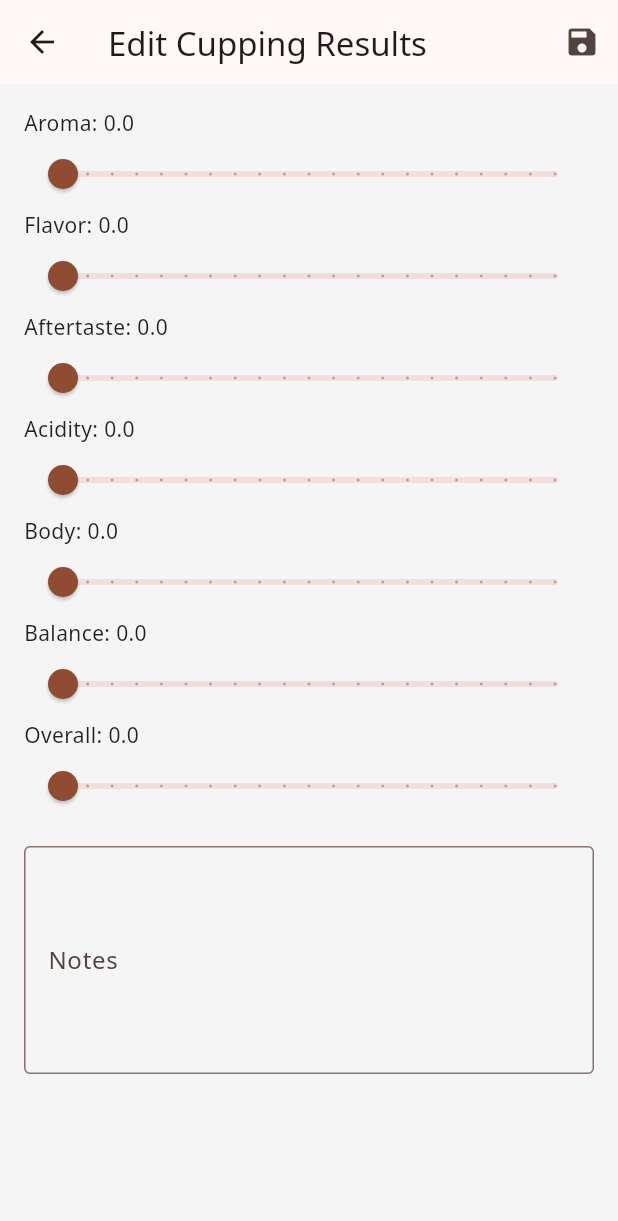
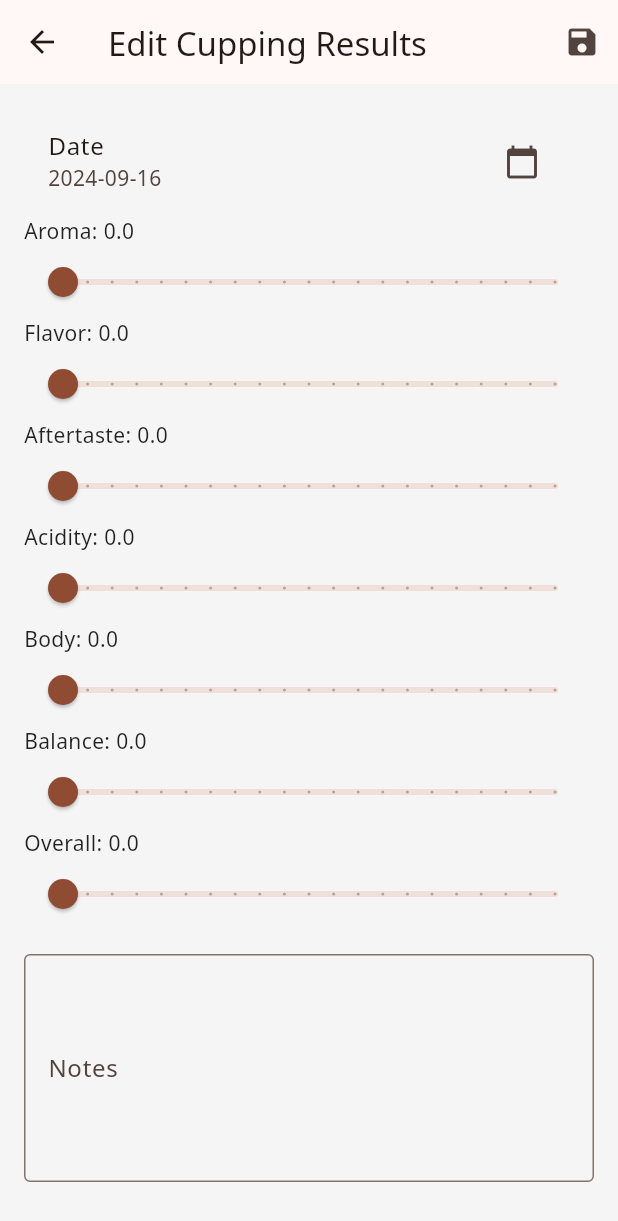
Before and after one commit to popcoondev/roast_logger, a Flutter app: the CuppingResultScreen screen opened directly, on a phone screen of 412 x 824 dp. Shown: the top 1221 px of the screen. Run offline on Flutter 3.47's test engine with Material 3 defaults, Android fonts, the light colour scheme and no system bars; our stand-ins replace fl_chart, google_fonts.

Commit message:
cupping result multiple

```diff
--- a/lib/models/cupping_result.dart
+++ b/lib/models/cupping_result.dart
@@ -1,6 +1,7 @@
 // models/cupping_result.dart
 
 class CuppingResult {
+  DateTime date; // 日付を追加
   double aroma;
   double flavor;
   double aftertaste;
@@ -11,6 +12,7 @@ class CuppingResult {
   String notes;
 
   CuppingResult({
+    required this.date,
     this.aroma = 0.0,
     this.flavor = 0.0,
     this.aftertaste = 0.0,
@@ -21,5 +23,5 @@ class CuppingResult {
     this.notes = '',
   });
 
-  // JSON への変換やデータの保存のために、toJson, fromJson メソッドを追加することができます
+  // データ保存のために toJson と fromJson を追加できます
 }
--- a/lib/models/roast_log.dart
+++ b/lib/models/roast_log.dart
@@ -10,13 +10,13 @@ class RoastLog {
   int currentTime;
   BeanInfo beanInfo;
   RoastInfo roastInfo;
-  CuppingResult? cuppingResult; // カッピング結果を追加
+  List<CuppingResult> cuppingResults;
 
   RoastLog({
     required this.logEntries,
     required this.currentTime,
     required this.beanInfo,
     required this.roastInfo,
-    this.cuppingResult, // 初期値は null
+    this.cuppingResults = const [], // 初期値は null
   });
 }
--- a/lib/screens/cupping_result_screen.dart
+++ b/lib/screens/cupping_result_screen.dart
@@ -6,7 +6,7 @@ import '../models/cupping_result.dart';
 class CuppingResultScreen extends StatefulWidget {
   final CuppingResult? cuppingResult;
 
-  const CuppingResultScreen({Key? key, this.cuppingResult}) : super(key: key);
+  const CuppingResultScreen({super.key, this.cuppingResult});
 
   @override
   _CuppingResultScreenState createState() => _CuppingResultScreenState();
@@ -22,25 +22,43 @@ class _CuppingResultScreenState extends State<CuppingResultScreen> {
   late double _body;
   late double _balance;
   late double _overall;
+  late DateTime _date;
   late TextEditingController _notesController;
 
   @override
   void initState() {
     super.initState();
-    final cuppingResult = widget.cuppingResult ?? CuppingResult();
-    _aroma = cuppingResult.aroma;
-    _flavor = cuppingResult.flavor;
-    _aftertaste = cuppingResult.aftertaste;
-    _acidity = cuppingResult.acidity;
-    _body = cuppingResult.body;
-    _balance = cuppingResult.balance;
-    _overall = cuppingResult.overall;
-    _notesController = TextEditingController(text: cuppingResult.notes);
+    final cuppingResult = widget.cuppingResult;
+    _date = cuppingResult?.date ?? DateTime.now();
+    _aroma = cuppingResult?.aroma ?? 0.0;
+    _flavor = cuppingResult?.flavor ?? 0.0;
+    _aftertaste = cuppingResult?.aftertaste ?? 0.0;
+    _acidity = cuppingResult?.acidity ?? 0.0;
+    _body = cuppingResult?.body ?? 0.0;
+    _balance = cuppingResult?.balance ?? 0.0;
+    _overall = cuppingResult?.overall ?? 0.0;
+    _notesController = TextEditingController(text: cuppingResult?.notes);
+  }
+
+    // 日付ピッカーの追加
+  Future<void> _selectDate() async {
+    final pickedDate = await showDatePicker(
+      context: context,
+      initialDate: _date,
+      firstDate: DateTime(2000),
+      lastDate: DateTime.now(),
+    );
+    if (pickedDate != null && pickedDate != _date) {
+      setState(() {
+        _date = pickedDate;
+      });
+    }
   }
 
   void _saveCuppingResult() {
     if (_formKey.currentState!.validate()) {
       final newCuppingResult = CuppingResult(
+        date: _date,
         aroma: _aroma,
         flavor: _flavor,
         aftertaste: _aftertaste,
@@ -95,6 +113,15 @@ class _CuppingResultScreenState extends State<CuppingResultScreen> {
           padding: const EdgeInsets.all(16.0),
           child: Column(
             children: [
+              // 日付ピッカーの追加
+              ListTile(
+                title: const Text('Date'),
+                subtitle: Text(_date.toLocal().toString().split(' ')[0]),
+                trailing: IconButton(
+                  icon: const Icon(Icons.calendar_today),
+                  onPressed: _selectDate,
+                ),
+              ),
               _buildSlider('Aroma', _aroma, (value) {
                 setState(() {
                   _aroma = value;
```
Also changed, not shown: lib/screens/roast_detail_screen.dart (+76 -47 lines).
